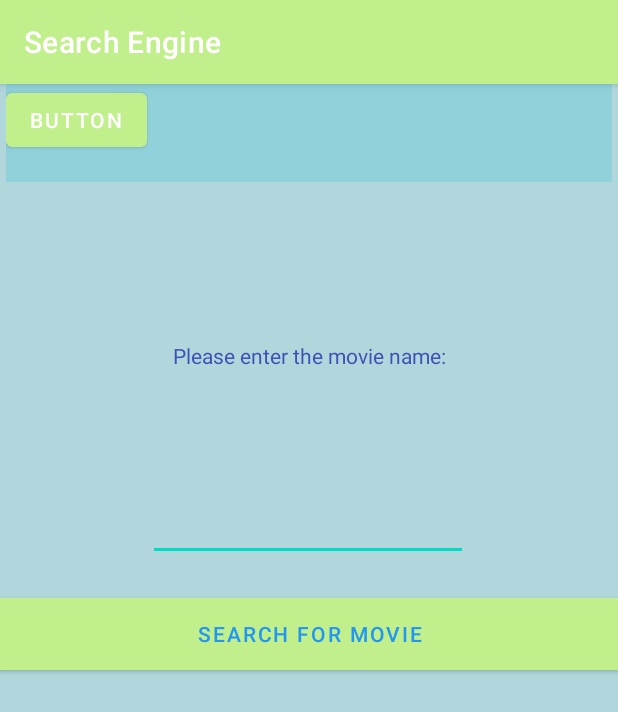
After one commit to HenryLeungProgrammer/LabsRepository, an Android app: the fragment MessageListFragment shown on its own in the app's theme, on a phone screen of 412 x 824 dp. The commit adds this screen. Shown: the top 712 px of the screen. Run offline under Robolectric (Android 15) with nearby library versions, the phone set to English and light mode, and no system bars.

Commit message:
doing fragment

```diff
--- /dev/null
+++ b/app/src/main/java/algonquin/cst2335/mylab5/MessageListFragment.java
@@ -0,0 +1,24 @@
+package algonquin.cst2335.mylab5;
+
+import android.os.Bundle;
+import android.view.LayoutInflater;
+import android.view.View;
+import android.view.ViewGroup;
+
+import androidx.annotation.NonNull;
+import androidx.annotation.Nullable;
+import androidx.fragment.app.Fragment;
+
+public class MessageListFragment extends Fragment {
+
+
+    public View onCreateView(LayoutInflater inflater,  ViewGroup container, Bundle savedInstanceState) {
+
+        View chatLayayout = inflater.inflate(R.layout.activity_main,container,false);
+
+
+        return chatLayayout;
+
+
+    }
+}
--- a/app/src/main/res/layout/activity_main.xml
+++ b/app/src/main/res/layout/activity_main.xml
@@ -80,7 +80,7 @@
         android:layout_width="wrap_content"
         android:layout_height="wrap_content"
         android:layout_marginTop="5dp"
-        android:text="Please enter the movie name: "
+        android:text="@string/please_enter"
         android:textColor="#3F51B5"
         app:layout_constraintBottom_toBottomOf="parent"
         app:layout_constraintLeft_toLeftOf="parent"
@@ -95,7 +95,7 @@
         android:layout_marginTop="20dp"
         android:layout_marginBottom="372dp"
         android:background="@drawable/buttoncolor"
-        android:text="Search For Movie"
+        android:text="@string/button_message"
         android:textColor="#2196F3"
         android:textColorHighlight="#DD5050"
         app:layout_constraintBottom_toBottomOf="parent"
@@ -140,4 +140,20 @@
         app:layout_constraintStart_toStartOf="parent"
         app:layout_constraintTop_toBottomOf="@+id/button" />
 
+    <FrameLayout
+        android:id="@+id/fragmentRoom"
+        android:layout_width="404dp"
+        android:layout_height="65dp"
+        android:background="@color/clr_normal"
+        app:layout_constraintEnd_toEndOf="parent"
+        app:layout_constraintStart_toStartOf="parent"
+        app:layout_constraintTop_toTopOf="parent" >
+
+        <Button
+            android:id="@+id/shop"
+            android:layout_width="wrap_content"
+            android:layout_height="wrap_content"
+            android:text="Button" />
+    </FrameLayout>
+
 </androidx.constraintlayout.widget.ConstraintLayout>
--- a/app/src/main/res/values/strings.xml
+++ b/app/src/main/res/values/strings.xml
@@ -1,3 +1,5 @@
 <resources>
     <string name="app_name">Search Engine</string>
+    <string name="please_enter">Please enter the movie name: </string>
+    <string name="button_message">Search For Movie</string>
 </resources>
```
Also changed, not shown: app/src/main/java/algonquin/cst2335/mylab5/MainActivity.java (+5 -5 lines), 1 other file.
